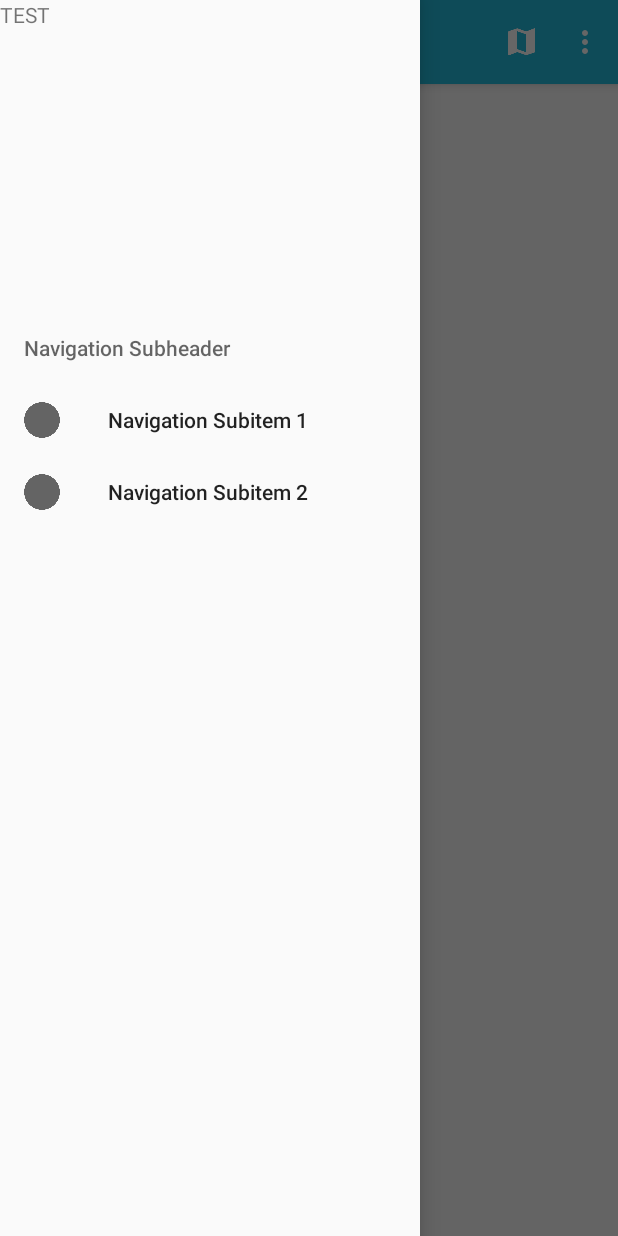
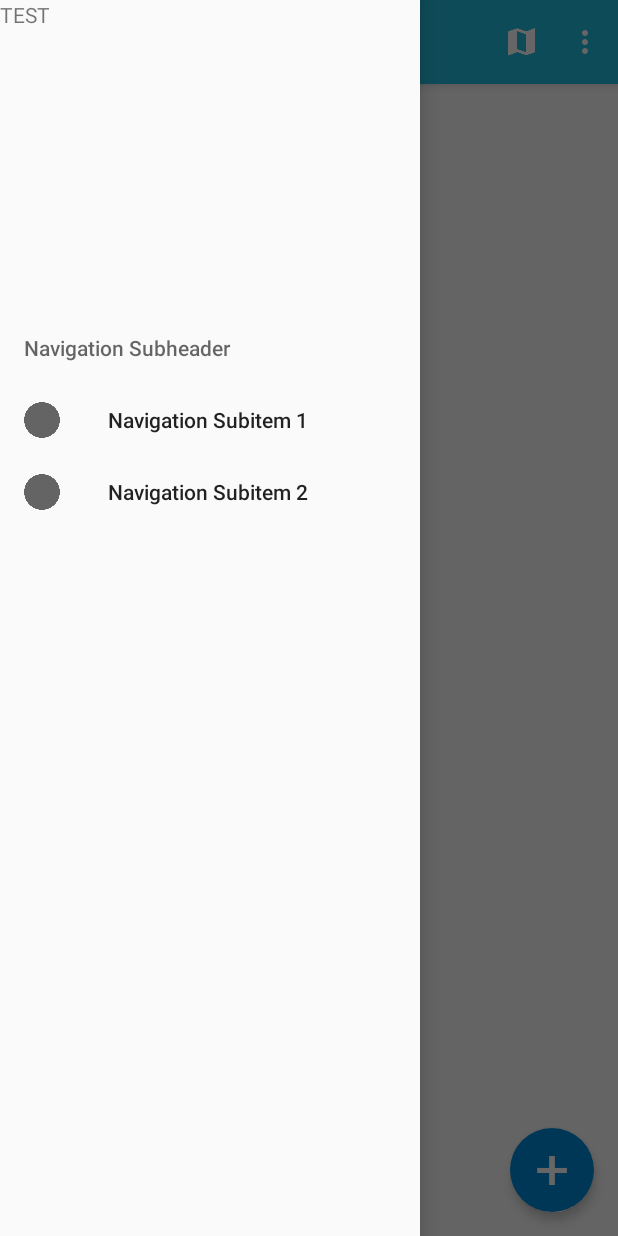
Before and after one commit to indy1515/Achiever, an Android app: the screen it shows after launch (MainActivity), in the side drawer, after a tap on "Navigation Subitem 2", on a phone screen of 412 x 824 dp. Run offline under Robolectric (Android 15) with nearby library versions, the phone set to English and light mode, and no system bars; libraries missing offline, so code that uses them is left out: com.afollestad.materialdialogs, com.facebook; 19 statements that could not run were skipped.

Commit message:
Generalize FloatActionButton
Move floatactionbutton to mainActivity.java for consistancy

```diff
--- a/Achiever/app/src/main/java/com/indyzalab/achiever/MainActivity.java
+++ b/Achiever/app/src/main/java/com/indyzalab/achiever/MainActivity.java
@@ -2,6 +2,9 @@ package com.indyzalab.achiever;
 
 import android.app.Activity;
 import android.os.Bundle;
+import android.support.design.widget.AppBarLayout;
+import android.support.design.widget.CoordinatorLayout;
+import android.support.design.widget.FloatingActionButton;
 import android.support.v4.app.Fragment;
 import android.support.v4.app.FragmentManager;
 import android.support.v4.app.FragmentTransaction;
@@ -44,13 +47,14 @@ public class MainActivity extends ActionBarActivity implements LoginFragment.OnF
     private ParseUser currentUser;
 
     private Toolbar toolbar;
+    private FloatingActionButton addButton;
 
     @Override
     protected void onCreate(Bundle savedInstanceState) {
         super.onCreate(savedInstanceState);
         setContentView(R.layout.activity_main);
         fragmentManager = getSupportFragmentManager();
-
+        addButton = (FloatingActionButton) findViewById(R.id.float_addBtn);
         initializingFragment();
 
         mContext = this;
@@ -75,6 +79,20 @@ public class MainActivity extends ActionBarActivity implements LoginFragment.OnF
 
     }
 
+    public FloatingActionButton getFloatingActionButton() {
+
+
+        return addButton;
+
+    }
+    public void reset(){
+        CoordinatorLayout coordinator = (CoordinatorLayout) findViewById(R.id.coordinatorLayout);
+        AppBarLayout appbar = (AppBarLayout) findViewById(R.id.app_bar);
+        CoordinatorLayout.LayoutParams params = (CoordinatorLayout.LayoutParams) appbar.getLayoutParams();
+        AppBarLayout.Behavior behavior = (AppBarLayout.Behavior) params.getBehavior();
+        int[] consumed = new int[2];
+        behavior.onNestedFling(coordinator, appbar, null, 0, -1000, true);
+    }
     private TextView getActionBarTextView() {
         TextView titleTextView = null;
 
@@ -222,7 +240,11 @@ public class MainActivity extends ActionBarActivity implements LoginFragment.OnF
         //noinspection SimplifiableIfStatement
         if (id == R.id.action_settings) {
             return true;
+        }else if(id == R.id.action_map){
+            reset();
+            return true;
         }
+
 
         return super.onOptionsItemSelected(item);
     }
--- a/Achiever/app/src/main/res/layout/activity_main.xml
+++ b/Achiever/app/src/main/res/layout/activity_main.xml
@@ -15,9 +15,9 @@
             android:layout_height="match_parent">
             <!-- your content layout -->
 
-            <RelativeLayout
-                android:layout_width="match_parent"
-                android:layout_height="match_parent">
+                <RelativeLayout
+                    android:layout_width="match_parent"
+                    android:layout_height="match_parent">
                 <android.support.design.widget.AppBarLayout
                     android:id="@+id/app_bar"
                     android:layout_width="match_parent"
@@ -29,6 +29,7 @@
                         android:layout_height="wrap_content"
                         android:background="@color/primary"
                         android:elevation="4dp"
+                        android:minHeight="?attr/actionBarSize"
                         android:theme="@style/ThemeOverlay.AppCompat.Dark.ActionBar"
                         app:popupTheme="@style/ThemeOverlay.AppCompat.Light"
                         app:layout_scrollFlags="scroll|enterAlways">
@@ -40,11 +41,26 @@
                             android:id="@+id/toolbar_title" />
                     </android.support.v7.widget.Toolbar>
                 </android.support.design.widget.AppBarLayout>
+
+
                 <FrameLayout  android:id="@+id/container"
                     android:layout_width="match_parent"
                     android:layout_height="match_parent"
+
                     android:layout_below="@+id/app_bar"/>
-            </RelativeLayout>
+                </RelativeLayout>
+            <android.support.design.widget.FloatingActionButton
+                android:id="@+id/float_addBtn"
+                android:layout_width="wrap_content"
+                android:layout_height="wrap_content"
+                android:src="@drawable/plus_white"
+                app:elevation="4dp"
+                app:borderWidth="0dp"
+                app:backgroundTint="@color/CVBlue"
+                android:layout_marginBottom="@dimen/fab_margin_bottom"
+                android:layout_marginRight="@dimen/fab_margin_right"
+                android:layout_gravity="bottom|right" />
+
         </android.support.design.widget.CoordinatorLayout>
 
         <android.support.design.widget.NavigationView
```
Also changed, not shown: Achiever/app/src/main/java/com/indyzalab/achiever/QuestLogFragment.java (+27 -22 lines), Achiever/app/src/main/res/layout/fragment_quest_log.xml (+5 -24 lines).
